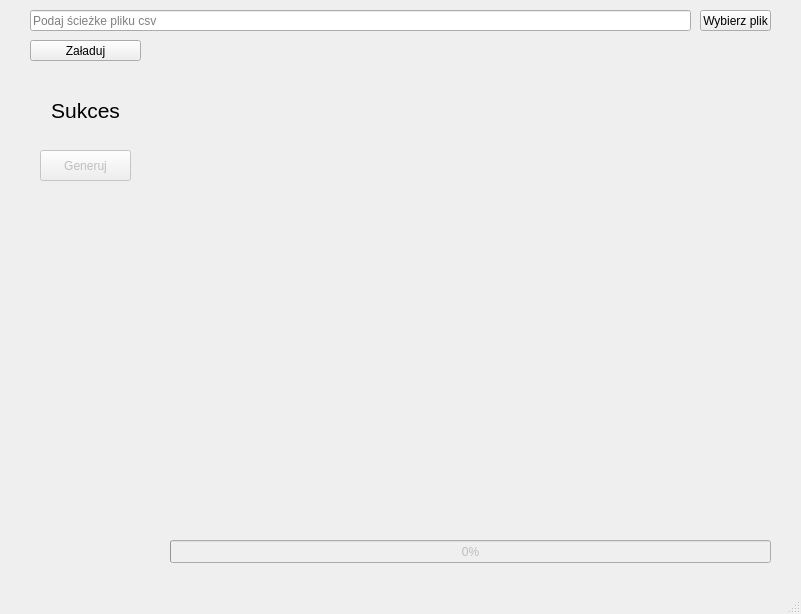
First picture: the form in mainwindow.ui, repository aszpatowski/Lidar-Visualization-Qt, before the edit.
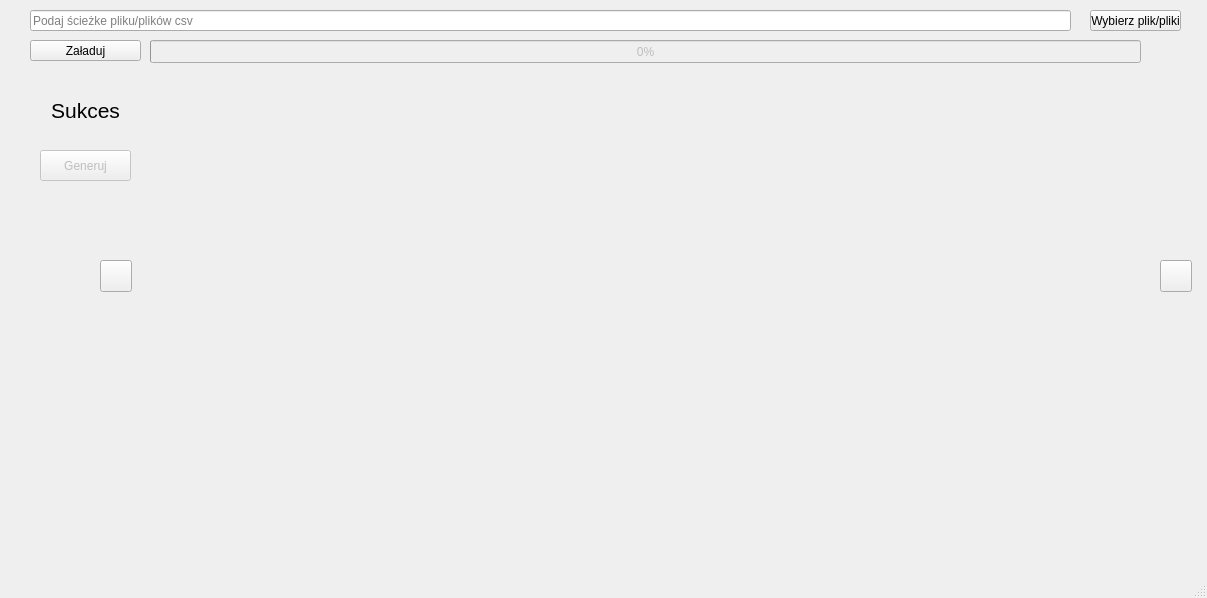
Second picture: the form after the edit. Custom widgets are drawn as their Qt base class.

The edit to the form file:
```diff
--- a/mainwindow.ui
+++ b/mainwindow.ui
@@ -6,8 +6,8 @@
    <rect>
     <x>0</x>
     <y>0</y>
-    <width>801</width>
-    <height>614</height>
+    <width>1207</width>
+    <height>598</height>
    </rect>
   </property>
   <property name="windowTitle">
@@ -17,10 +17,10 @@
    <widget class="MyOpenGLWidget" name="OpenGLWidget" native="true">
     <property name="geometry">
      <rect>
-      <x>170</x>
-      <y>40</y>
-      <width>571</width>
-      <height>481</height>
+      <x>150</x>
+      <y>90</y>
+      <width>991</width>
+      <height>391</height>
      </rect>
     </property>
    </widget>
@@ -29,12 +29,12 @@
      <rect>
       <x>30</x>
       <y>10</y>
-      <width>661</width>
+      <width>1041</width>
       <height>21</height>
      </rect>
     </property>
     <property name="placeholderText">
-     <string>Podaj ścieżke pliku csv</string>
+     <string>Podaj ścieżke pliku/plików csv</string>
     </property>
    </widget>
    <widget class="QPushButton" name="pushButton_Load">
@@ -74,14 +74,14 @@
    <widget class="QPushButton" name="OpenFile">
     <property name="geometry">
      <rect>
-      <x>700</x>
+      <x>1090</x>
       <y>10</y>
-      <width>71</width>
+      <width>91</width>
       <height>21</height>
      </rect>
     </property>
     <property name="text">
-     <string>Wybierz plik</string>
+     <string>Wybierz plik/pliki</string>
     </property>
    </widget>
    <widget class="QProgressBar" name="G">
@@ -90,9 +90,9 @@
     </property>
     <property name="geometry">
      <rect>
-      <x>170</x>
-      <y>540</y>
-      <width>601</width>
+      <x>150</x>
+      <y>40</y>
+      <width>991</width>
       <height>23</height>
      </rect>
     </property>
@@ -116,6 +116,62 @@
      <string>Generuj</string>
     </property>
    </widget>
+   <widget class="QPushButton" name="pushPrevious">
+    <property name="geometry">
+     <rect>
+      <x>100</x>
+      <y>260</y>
+      <width>32</width>
+      <height>32</height>
+     </rect>
+    </property>
+    <property name="text">
+     <string/>
+    </property>
+    <property name="iconSize">
+     <size>
+      <width>30</width>
+      <height>30</height>
+     </size>
+    </property>
+   </widget>
+   <widget class="QLabel" name="labelFrame">
+    <property name="geometry">
+     <rect>
+      <x>600</x>
+      <y>510</y>
+      <width>81</width>
+      <height>31</height>
+     </rect>
+    </property>
+    <property name="font">
+     <font>
+      <pointsize>16</pointsize>
+     </font>
+    </property>
+    <property name="text">
+     <string/>
+    </property>
+   </widget>
+   <widget class="QPushButton" name="pushNext">
+    <property name="geometry">
+     <rect>
+      <x>1160</x>
+      <y>260</y>
+      <width>32</width>
+      <height>32</height>
+     </rect>
+    </property>
+    <property name="text">
+     <string/>
+    </property>
+    <property name="iconSize">
+     <size>
+      <width>30</width>
+      <height>30</height>
+     </size>
+    </property>
+   </widget>
   </widget>
   <widget class="QMenuBar" name="menubar">
    <property name="geometry">
```
Left out of the diff: 2 changed lines with no effect on the pictures.
